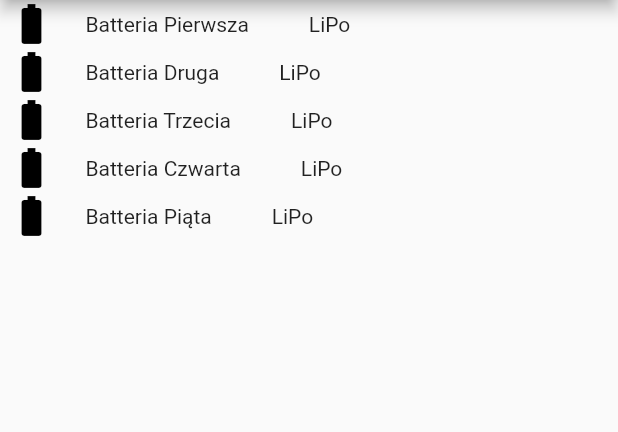
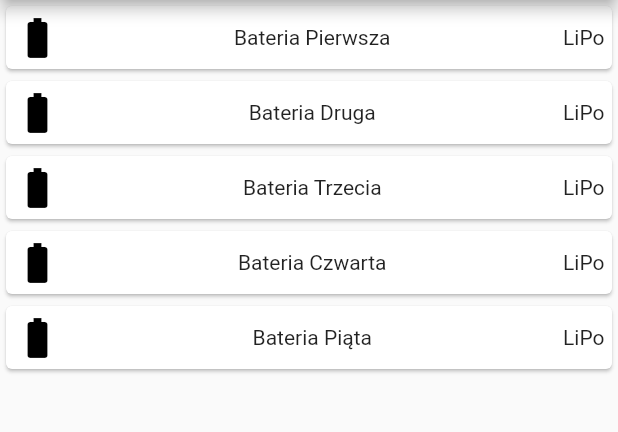
Before and after one commit to Devi88/battery-manager-FL, a Flutter app: the screen it shows after launch, on a phone screen of 412 x 824 dp, the part 84-516 px from its top. Run offline on Flutter 3.47's test engine with Material 2 defaults, Android fonts, the phone set to English and light mode, and no system bars; our stand-ins replace bloc, equatable, flutter_bloc.

Commit message:
Reformat code

```diff
--- a/lib/module/auth/screen/Auth.dart
+++ b/lib/module/auth/screen/Auth.dart
@@ -1,7 +1,7 @@
 import 'package:battery_manager/util/const.dart';
 import 'package:flutter/material.dart';
 
-class Auth extends StatelessWidget  {
+class Auth extends StatelessWidget {
   @override
   Widget build(BuildContext context) {
     return Scaffold(
--- a/lib/module/battery/batteryDetails/screens/bloc/BatteryState.dart
+++ b/lib/module/battery/batteryDetails/screens/bloc/BatteryState.dart
@@ -4,7 +4,7 @@ import 'package:meta/meta.dart';
 
 @immutable
 abstract class BatteryState extends Equatable {
-  BatteryState([List props = const[]]): super(props);
+  BatteryState([List props = const []]) : super(props);
 }
 
 class InitialBatteryState extends BatteryState {}
--- a/lib/module/battery/batteryList/widget/BatteryItem.dart
+++ b/lib/module/battery/batteryList/widget/BatteryItem.dart
@@ -9,27 +9,47 @@ class BatteryItem extends StatelessWidget {
 
   @override
   Widget build(BuildContext context) {
-    return Row(
-      mainAxisAlignment: MainAxisAlignment.start,
-      mainAxisSize: MainAxisSize.max,
-      crossAxisAlignment: CrossAxisAlignment.center,
-      children: <Widget>[
-        Padding(
-          padding: const EdgeInsets.fromLTRB(5.0, 0.0, 0.0, 0.0),
-        ),
-        Icon(Icons.battery_full, color: const Color(0xFF000000), size: 32.0),
-        Padding(
-          padding: const EdgeInsets.fromLTRB(20.0, 0.0, 0.0, 0.0),
-        ),
-        Text(battery.name),
-        Padding(
-          padding: const EdgeInsets.fromLTRB(20.0, 0.0, 20.0, 0.0),
-        ),
-        Align(
-           alignment: Alignment.centerRight,
-          child: Text(battery.getTypeName()),
-        )
-      ],
+    return Card(
+      child: Padding(
+          padding: const EdgeInsets.all(5.0),
+          child: Row(
+              mainAxisAlignment:MainAxisAlignment.spaceBetween,
+              children: <Widget>[
+                Column(
+                    children: <Widget>[
+                  Icon(Icons.battery_full,
+                      color: const Color(0xFF000000), size: 32.0),
+                ]),
+                Column(
+                    children: <Widget>[Text(battery.name)]),
+                Column(
+                  children: <Widget>[Text(battery.getTypeName())],
+                )
+              ],
+              )),
     );
   }
+//    return Row(
+//      mainAxisAlignment: MainAxisAlignment.start,
+//      mainAxisSize: MainAxisSize.max,
+//      crossAxisAlignment: CrossAxisAlignment.center,
+//      children: <Widget>[
+//        Card(
+//        child: ListTile_)
+//    )
+//        Padding(
+//          padding: const EdgeInsets.fromLTRB(5.0, 0.0, 0.0, 0.0),
+//        ),
+//        Icon(Icons.battery_full, color: const Color(0xFF000000), size: 32.0),
+//        Padding(
+//          padding: const EdgeInsets.fromLTRB(20.0, 0.0, 0.0, 0.0),
+//        ),
+//        Text(battery.name),
+//        Column (mainAxisAlignment: MainAxisAlignment.end,
+//          children: <Widget>[
+//            Text(battery.getTypeName()
+//          ],
+//      ],
+//    );
+//  }
 }
--- a/lib/module/battery/batteryList/widget/BatteryList.dart
+++ b/lib/module/battery/batteryList/widget/BatteryList.dart
@@ -9,7 +9,10 @@ class BatteryList extends StatelessWidget {
   const BatteryList(this.batteries);
 
   Widget _buildBatteryItem(BuildContext context, int index) {
-    return BatteryItem(batteries[index]);
+    return GestureDetector(
+      onTap: () => print(batteries[index].name),
+      child: BatteryItem(batteries[index])
+    );
   }
 
   @override
--- a/lib/module/battery/repository/BatteryRepository.dart
+++ b/lib/module/battery/repository/BatteryRepository.dart
@@ -4,11 +4,11 @@ class BatteryRepository {
   final batteries = <Battery>[];
 
   mockGetBatteries() {
-    batteries.add(new Battery('Batteria Pierwsza'));
-    batteries.add(new Battery('Batteria Druga'));
-    batteries.add(new Battery('Batteria Trzecia'));
-    batteries.add(new Battery('Batteria Czwarta'));
-    batteries.add(new Battery('Batteria Piąta'));
+    batteries.add(new Battery('Bateria Pierwsza'));
+    batteries.add(new Battery('Bateria Druga'));
+    batteries.add(new Battery('Bateria Trzecia'));
+    batteries.add(new Battery('Bateria Czwarta'));
+    batteries.add(new Battery('Bateria Piąta'));
   }
 
   getBatteries() {
--- a/lib/util/const.dart
+++ b/lib/util/const.dart
@@ -2,11 +2,11 @@ import 'package:flutter/material.dart';
 
 class BMConst {
   static const String name = 'Battery Manager';
-  static const String barName =  'Battery Manager';
+  static const String barName = 'Battery Manager';
   static const MaterialColor primaryColor = Colors.green;
 }
 
-class BMMockConst{
+class BMMockConst {
   static const String userId = 'dasdasdasdasdasd';
 }
 
```
Also changed, not shown: lib/main.dart (+3 -4 lines), lib/module/battery/batteryDetails/screens/bloc/BatteryBloc.dart (+5 -5 lines), lib/module/battery/batteryDetails/screens/bloc/BatteryEvent.dart (+4 -4 lines), lib/module/battery/batteryList/bloc/BatteryListState.dart (line endings or trailing spaces), pubspec.lock.
